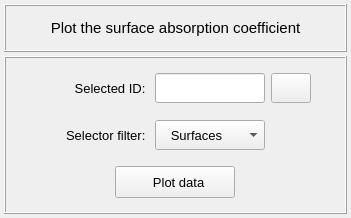
First picture: the form in vibra/interface/data/ui_files/plots/acoustic/surface_absorption_coefficient_inputs.ui, repository MOPT-UFSC/VIBRA, before the edit.
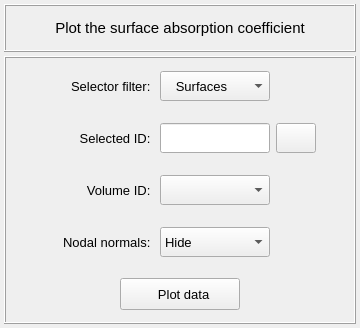
Second picture: the form after the edit. Icons and pictures are not drawn.

```diff
--- a/vibra/interface/data/ui_files/plots/acoustic/surface_absorption_coefficient_inputs.ui
+++ b/vibra/interface/data/ui_files/plots/acoustic/surface_absorption_coefficient_inputs.ui
@@ -6,8 +6,8 @@
    <rect>
     <x>0</x>
     <y>0</y>
-    <width>351</width>
-    <height>218</height>
+    <width>360</width>
+    <height>328</height>
    </rect>
   </property>
   <property name="windowTitle">
@@ -141,18 +141,234 @@
       <property name="spacing">
        <number>4</number>
       </property>
-      <item row="0" column="0">
+      <item row="2" column="0">
+       <widget class="QFrame" name="frame_volume_selector">
+        <property name="minimumSize">
+         <size>
+          <width>0</width>
+          <height>48</height>
+         </size>
+        </property>
+        <property name="maximumSize">
+         <size>
+          <width>16777215</width>
+          <height>48</height>
+         </size>
+        </property>
+        <property name="frameShape">
+         <enum>QFrame::NoFrame</enum>
+        </property>
+        <property name="frameShadow">
+         <enum>QFrame::Raised</enum>
+        </property>
+        <layout class="QGridLayout" name="gridLayout_7">
+         <property name="leftMargin">
+          <number>2</number>
+         </property>
+         <property name="topMargin">
+          <number>2</number>
+         </property>
+         <property name="rightMargin">
+          <number>2</number>
+         </property>
+         <property name="bottomMargin">
+          <number>2</number>
+         </property>
+         <property name="horizontalSpacing">
+          <number>6</number>
+         </property>
+         <property name="verticalSpacing">
+          <number>2</number>
+         </property>
+         <item row="0" column="1">
+          <widget class="QLabel" name="label_3">
+           <property name="minimumSize">
+            <size>
+             <width>110</width>
+             <height>30</height>
+            </size>
+           </property>
+           <property name="maximumSize">
+            <size>
+             <width>110</width>
+             <height>30</height>
+            </size>
+           </property>
+           <property name="font">
+            <font>
+             <pointsize>10</pointsize>
+            </font>
+           </property>
+           <property name="text">
+            <string>Volume ID: </string>
+           </property>
+           <property name="alignment">
+            <set>Qt::AlignRight|Qt::AlignTrailing|Qt::AlignVCenter</set>
+           </property>
+          </widget>
+         </item>
+         <item row="0" column="2">
+          <widget class="QComboBox" name="comboBox_volumes">
+           <property name="minimumSize">
+            <size>
+             <width>110</width>
+             <height>30</height>
+            </size>
+           </property>
+           <property name="maximumSize">
+            <size>
+             <width>110</width>
+             <height>30</height>
+            </size>
+           </property>
+           <property name="font">
+            <font>
+             <pointsize>10</pointsize>
+            </font>
+           </property>
+           <property name="styleSheet">
+            <string notr="true"/>
+           </property>
+           <property name="currentIndex">
+            <number>-1</number>
+           </property>
+          </widget>
+         </item>
+         <item row="0" column="3">
+          <widget class="QFrame" name="frame_10">
+           <property name="minimumSize">
+            <size>
+             <width>40</width>
+             <height>30</height>
+            </size>
+           </property>
+           <property name="maximumSize">
+            <size>
+             <width>40</width>
+             <height>30</height>
+            </size>
+           </property>
+           <property name="frameShape">
+            <enum>QFrame::NoFrame</enum>
+           </property>
+           <property name="frameShadow">
+            <enum>QFrame::Raised</enum>
+           </property>
+          </widget>
+         </item>
+         <item row="0" column="0">
+          <spacer name="horizontalSpacer_5">
+           <property name="orientation">
+            <enum>Qt::Horizontal</enum>
+           </property>
+           <property name="sizeHint" stdset="0">
+            <size>
+             <width>40</width>
+             <height>20</height>
+            </size>
+           </property>
+          </spacer>
+         </item>
+         <item row="0" column="4">
+          <spacer name="horizontalSpacer_6">
+           <property name="orientation">
+            <enum>Qt::Horizontal</enum>
+           </property>
+           <property name="sizeHint" stdset="0">
+            <size>
+             <width>40</width>
+             <height>20</height>
+            </size>
+           </property>
+          </spacer>
+         </item>
+        </layout>
+       </widget>
+      </item>
+      <item row="4" column="0">
+       <widget class="QFrame" name="frame_3">
+        <property name="minimumSize">
+         <size>
+          <width>0</width>
+          <height>48</height>
+         </size>
+        </property>
+        <property name="maximumSize">
+         <size>
+          <width>16777215</width>
+          <height>48</height>
+         </size>
+        </property>
+        <property name="frameShape">
+         <enum>QFrame::NoFrame</enum>
+        </property>
+        <property name="frameShadow">
+         <enum>QFrame::Raised</enum>
+        </property>
+        <layout class="QGridLayout" name="gridLayout_47">
+         <property name="leftMargin">
+          <number>2</number>
+         </property>
+         <property name="topMargin">
+          <number>2</number>
+         </property>
+         <property name="rightMargin">
+          <number>2</number>
+         </property>
+         <property name="bottomMargin">
+          <number>2</number>
+         </property>
+         <property name="spacing">
+          <number>2</number>
+         </property>
+         <item row="0" column="0">
+          <widget class="QPushButton" name="pushButton_plot_data">
+           <property name="minimumSize">
+            <size>
+             <width>120</width>
+             <height>32</height>
+            </size>
+           </property>
+           <property name="maximumSize">
+            <size>
+             <width>120</width>
+             <height>32</height>
+            </size>
+           </property>
+           <property name="font">
+            <font>
+             <pointsize>10</pointsize>
+            </font>
+           </property>
+           <property name="styleSheet">
+            <string notr="true"/>
+           </property>
+           <property name="text">
+            <string>  Plot data</string>
+           </property>
+           <property name="autoDefault">
+            <bool>false</bool>
+           </property>
+           <property name="flat">
+            <bool>false</bool>
+           </property>
+          </widget>
+         </item>
+        </layout>
+       </widget>
+      </item>
+      <item row="1" column="0">
        <widget class="QFrame" name="frame_4">
         <property name="minimumSize">
          <size>
           <width>0</width>
-          <height>52</height>
+          <height>48</height>
          </size>
         </property>
         <property name="maximumSize">
          <size>
           <width>16777215</width>
-          <height>52</height>
+          <height>48</height>
          </size>
         </property>
         <property name="frameShape">
@@ -317,80 +533,20 @@
         </layout>
        </widget>
       </item>
-      <item row="2" column="0">
-       <widget class="QFrame" name="frame_3">
-        <property name="minimumSize">
-         <size>
-          <width>0</width>
-          <height>52</height>
-         </size>
-        </property>
-        <property name="maximumSize">
-         <size>
-          <width>16777215</width>
-          <height>52</height>
-         </size>
-        </property>
-        <property name="frameShape">
-         <enum>QFrame::NoFrame</enum>
-        </property>
-        <property name="frameShadow">
-         <enum>QFrame::Raised</enum>
-        </property>
-        <layout class="QGridLayout" name="gridLayout_47">
-         <property name="leftMargin">
-          <number>2</number>
-         </property>
-         <property name="topMargin">
-          <number>2</number>
-         </property>
-         <property name="rightMargin">
-          <number>2</number>
-         </property>
-         <property name="bottomMargin">
-          <number>2</number>
-         </property>
-         <property name="spacing">
-          <number>2</number>
-         </property>
-         <item row="0" column="0">
-          <widget class="QPushButton" name="pushButton_plot_data">
-           <property name="minimumSize">
-            <size>
-             <width>120</width>
-             <height>32</height>
-            </size>
-           </property>
-           <property name="maximumSize">
-            <size>
-             <width>120</width>
-             <height>32</height>
-            </size>
-           </property>
-           <property name="font">
-            <font>
-             <pointsize>10</pointsize>
-            </font>
-           </property>
-           <property name="styleSheet">
-            <string notr="true"/>
-           </property>
-           <property name="text">
-            <string>  Plot data</string>
-           </property>
-           <property name="autoDefault">
-            <bool>false</bool>
-           </property>
-           <property name="flat">
-            <bool>false</bool>
-           </property>
-          </widget>
-         </item>
-        </layout>
-       </widget>
-      </item>
-      <item row="1" column="0">
+      <item row="0" column="0">
        <widget class="QFrame" name="frame_5">
+        <property name="minimumSize">
+         <size>
+          <width>0</width>
+          <height>48</height>
+         </size>
+        </property>
+        <property name="maximumSize">
+         <size>
+          <width>16777215</width>
+          <height>48</height>
+         </size>
+        </property>
         <property name="frameShape">
          <enum>QFrame::NoFrame</enum>
         </property>
@@ -526,6 +682,160 @@
         </layout>
        </widget>
       </item>
+      <item row="3" column="0">
+       <widget class="QFrame" name="frame_7">
+        <property name="minimumSize">
+         <size>
+          <width>0</width>
+          <height>48</height>
+         </size>
+        </property>
+        <property name="maximumSize">
+         <size>
+          <width>16777215</width>
+          <height>48</height>
+         </size>
+        </property>
+        <property name="frameShape">
+         <enum>QFrame::NoFrame</enum>
+        </property>
+        <property name="frameShadow">
+         <enum>QFrame::Raised</enum>
+        </property>
+        <layout class="QGridLayout" name="gridLayout_8">
+         <property name="leftMargin">
+          <number>2</number>
+         </property>
+         <property name="topMargin">
+          <number>2</number>
+         </property>
+         <property name="rightMargin">
+          <number>2</number>
+         </property>
+         <property name="bottomMargin">
+          <number>2</number>
+         </property>
+         <property name="horizontalSpacing">
+          <number>6</number>
+         </property>
+         <property name="verticalSpacing">
+          <number>2</number>
+         </property>
+         <item row="0" column="1">
+          <widget class="QLabel" name="label_4">
+           <property name="minimumSize">
+            <size>
+             <width>110</width>
+             <height>30</height>
+            </size>
+           </property>
+           <property name="maximumSize">
+            <size>
+             <width>110</width>
+             <height>30</height>
+            </size>
+           </property>
+           <property name="font">
+            <font>
+             <pointsize>10</pointsize>
+            </font>
+           </property>
+           <property name="text">
+            <string>Nodal normals: </string>
+           </property>
+           <property name="alignment">
+            <set>Qt::AlignRight|Qt::AlignTrailing|Qt::AlignVCenter</set>
+           </property>
+          </widget>
+         </item>
+         <item row="0" column="2">
+          <widget class="QComboBox" name="comboBox_nodal_normals">
+           <property name="minimumSize">
+            <size>
+             <width>110</width>
+             <height>30</height>
+            </size>
+           </property>
+           <property name="maximumSize">
+            <size>
+             <width>110</width>
+             <height>30</height>
+            </size>
+           </property>
+           <property name="font">
+            <font>
+             <pointsize>10</pointsize>
+            </font>
+           </property>
+           <property name="styleSheet">
+            <string notr="true"/>
+           </property>
+           <property name="currentIndex">
+            <number>0</number>
+           </property>
+           <item>
+            <property name="text">
+             <string>Hide</string>
+            </property>
+           </item>
+           <item>
+            <property name="text">
+             <string>Show</string>
+            </property>
+           </item>
+          </widget>
+         </item>
+         <item row="0" column="3">
+          <widget class="QFrame" name="frame_8">
+           <property name="minimumSize">
+            <size>
+             <width>40</width>
+             <height>30</height>
+            </size>
+           </property>
+           <property name="maximumSize">
+            <size>
+             <width>40</width>
+             <height>30</height>
+            </size>
+           </property>
+           <property name="frameShape">
+            <enum>QFrame::NoFrame</enum>
+           </property>
+           <property name="frameShadow">
+            <enum>QFrame::Raised</enum>
+           </property>
+          </widget>
+         </item>
+         <item row="0" column="0">
+          <spacer name="horizontalSpacer_7">
+           <property name="orientation">
+            <enum>Qt::Horizontal</enum>
+           </property>
+           <property name="sizeHint" stdset="0">
+            <size>
+             <width>40</width>
+             <height>20</height>
+            </size>
+           </property>
+          </spacer>
+         </item>
+         <item row="0" column="4">
+          <spacer name="horizontalSpacer_8">
+           <property name="orientation">
+            <enum>Qt::Horizontal</enum>
+           </property>
+           <property name="sizeHint" stdset="0">
+            <size>
+             <width>40</width>
+             <height>20</height>
+            </size>
+           </property>
+          </spacer>
+         </item>
+        </layout>
+       </widget>
+      </item>
      </layout>
     </widget>
    </item>
```
